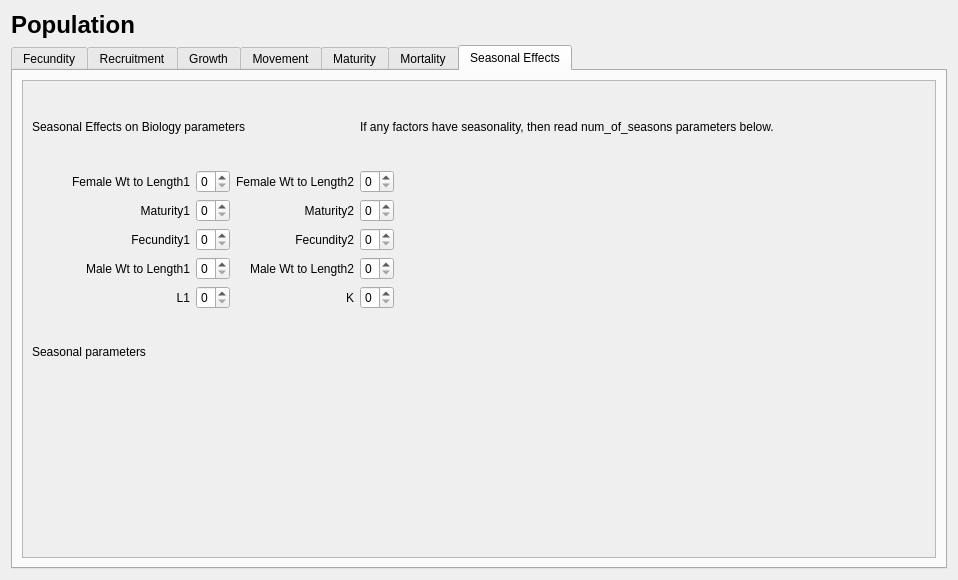
Before: the Qt Designer form src/population_widget.ui in nmfs-ost/ss3-ssi, drawn with Qt 5.
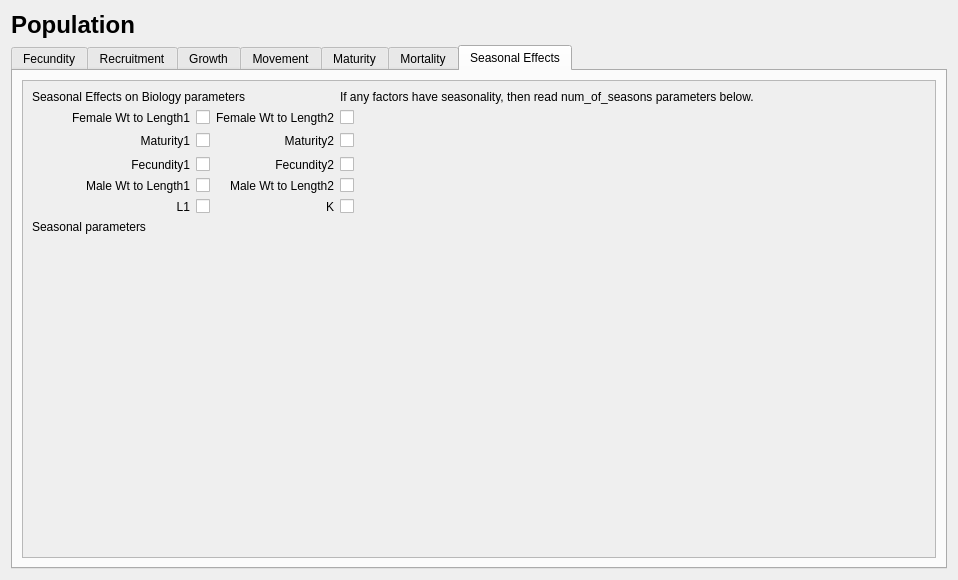
After: the same form once the commit is applied. Icons and pictures are not drawn.

Commit message: Debugged Forecast and Environmental on Population

```diff
--- a/src/population_widget.ui
+++ b/src/population_widget.ui
@@ -2083,41 +2083,6 @@
                </property>
               </widget>
              </item>
-             <item row="1" column="2">
-              <widget class="QSpinBox" name="spinBox_seas_femWtLen1">
-               <property name="maximum">
-                <number>1</number>
-               </property>
-              </widget>
-             </item>
-             <item row="2" column="2">
-              <widget class="QSpinBox" name="spinBox_seas_maturity1">
-               <property name="maximum">
-                <number>1</number>
-               </property>
-              </widget>
-             </item>
-             <item row="3" column="2">
-              <widget class="QSpinBox" name="spinBox_seas_fecundity1">
-               <property name="maximum">
-                <number>1</number>
-               </property>
-              </widget>
-             </item>
-             <item row="4" column="2">
-              <widget class="QSpinBox" name="spinBox_seas_maleWtLen1">
-               <property name="maximum">
-                <number>1</number>
-               </property>
-              </widget>
-             </item>
-             <item row="5" column="2">
-              <widget class="QSpinBox" name="spinBox_seas_L1">
-               <property name="maximum">
-                <number>1</number>
-               </property>
-              </widget>
-             </item>
              <item row="2" column="3">
               <widget class="QLabel" name="label_seas_maturity2">
                <property name="text">
@@ -2148,13 +2113,6 @@
                </property>
               </widget>
              </item>
-             <item row="3" column="4">
-              <widget class="QSpinBox" name="spinBox_seas_fecundity2">
-               <property name="maximum">
-                <number>1</number>
-               </property>
-              </widget>
-             </item>
              <item row="0" column="0" colspan="4">
               <widget class="QLabel" name="label_seas_effects">
                <property name="text">
@@ -2191,39 +2149,14 @@
                </property>
               </spacer>
              </item>
-             <item row="5" column="4">
-              <widget class="QSpinBox" name="spinBox_seas_K">
-               <property name="maximum">
-                <number>1</number>
-               </property>
-              </widget>
-             </item>
-             <item row="1" column="4">
-              <widget class="QSpinBox" name="spinBox_seas_femWtLen2">
-               <property name="maximum">
-                <number>1</number>
-               </property>
-              </widget>
-             </item>
-             <item row="4" column="4">
-              <widget class="QSpinBox" name="spinBox_seas_maleWtLen2">
-               <property name="maximum">
-                <number>1</number>
-               </property>
-              </widget>
-             </item>
-             <item row="2" column="4">
-              <widget class="QSpinBox" name="spinBox_seas_maturity2">
-               <property name="maximum">
-                <number>1</number>
-               </property>
-              </widget>
-             </item>
              <item row="6" column="0" colspan="2">
               <widget class="QLabel" name="label_seas_effects_params">
                <property name="text">
                 <string>Seasonal parameters</string>
                </property>
+               <property name="alignment">
+                <set>Qt::AlignBottom|Qt::AlignLeading|Qt::AlignLeft</set>
+               </property>
               </widget>
              </item>
              <item row="7" column="1" rowspan="2" colspan="5">
@@ -2236,6 +2169,89 @@
                </property>
               </widget>
              </item>
+             <item row="5" column="4">
+              <widget class="QCheckBox" name="checkBox_seas_K">
+               <property name="text">
+                <string/>
+               </property>
+              </widget>
+             </item>
+             <item row="5" column="2">
+              <widget class="QCheckBox" name="checkBox_seas_L1">
+               <property name="text">
+                <string/>
+               </property>
+              </widget>
+             </item>
+             <item row="8" column="0">
+              <spacer name="verticalSpacer_3">
+               <property name="orientation">
+                <enum>Qt::Vertical</enum>
+               </property>
+               <property name="sizeHint" stdset="0">
+                <size>
+                 <width>20</width>
+                 <height>40</height>
+                </size>
+               </property>
+              </spacer>
+             </item>
+             <item row="1" column="2">
+              <widget class="QCheckBox" name="checkBox_seas_femWtLen1">
+               <property name="text">
+                <string/>
+               </property>
+              </widget>
+             </item>
+             <item row="1" column="4">
+              <widget class="QCheckBox" name="checkBox_seas_femWtLen2">
+               <property name="text">
+                <string/>
+               </property>
+              </widget>
+             </item>
+             <item row="2" column="2">
+              <widget class="QCheckBox" name="checkBox_seas_maturity1">
+               <property name="text">
+                <string/>
+               </property>
+              </widget>
+             </item>
+             <item row="2" column="4">
+              <widget class="QCheckBox" name="checkBox_seas_maturity2">
+               <property name="text">
+                <string/>
+               </property>
+              </widget>
+             </item>
+             <item row="3" column="2">
+              <widget class="QCheckBox" name="checkBox_seas_fecundity1">
+               <property name="text">
+                <string/>
+               </property>
+              </widget>
+             </item>
+             <item row="3" column="4">
+              <widget class="QCheckBox" name="checkBox_seas_fecundity2">
+               <property name="text">
+                <string/>
+               </property>
+              </widget>
+             </item>
+             <item row="4" column="4">
+              <widget class="QCheckBox" name="checkBox_seas_maleWtLen2">
+               <property name="text">
+                <string/>
+               </property>
+              </widget>
+             </item>
+             <item row="4" column="2">
+              <widget class="QCheckBox" name="checkBox_seas_maleWtLen1">
+               <property name="text">
+                <string/>
+               </property>
+              </widget>
+             </item>
             </layout>
            </item>
           </layout>
```
The commit also changes 9 other files.
